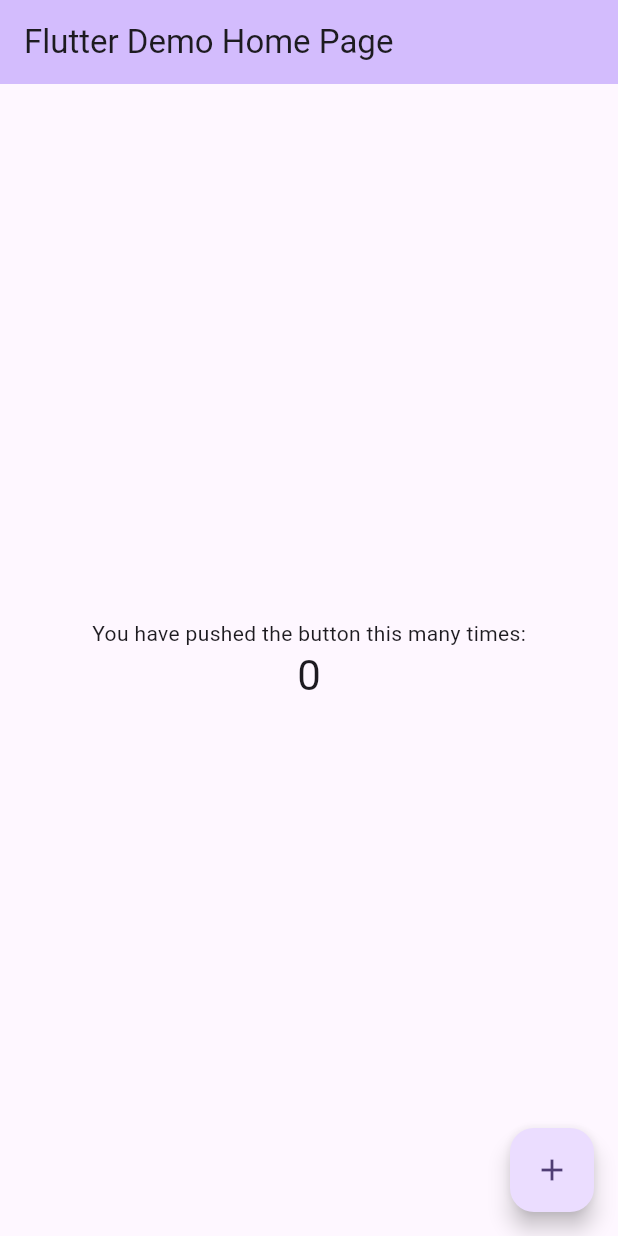
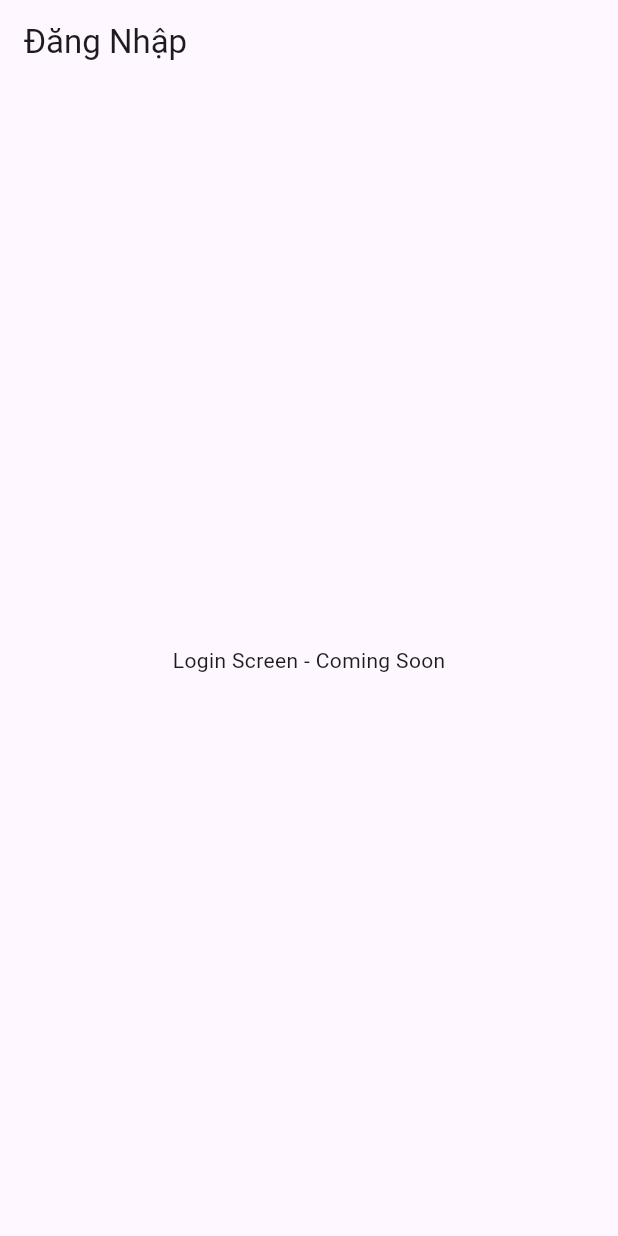
Before and after one commit to LeKNhat02/furniture_app, a Flutter app: the screen it shows after launch, on a phone screen of 412 x 824 dp. Run offline on Flutter 3.47's test engine with Material 3 defaults, Android fonts, the phone set to English and light mode, and no system bars; our stand-ins replace dio, logger, shared_preferences; accounts and stored records are empty.

Commit message:
firt commit

```diff
--- /dev/null
+++ b/lib/core/models/user_model.dart
@@ -0,0 +1,41 @@
+
+
+class User {
+  final int id;
+  final String username;
+  final String email;
+  final String fullName;
+  final String role;
+  final bool isActive;
+
+  User({
+    required this.id,
+    required this.username,
+    required this.email,
+    required this.fullName,
+    required this.role,
+    required this.isActive,
+  });
+
+  factory User.fromJson(Map<String, dynamic> json) {
+    return User(
+      id: json['id'] as int,
+      username: json['username'] as String,
+      email: json['email'] as String,
+      fullName: json['full_name'] as String,
+      role: json['role'] as String,
+      isActive: json['is_active'] as bool,
+    );
+  }
+
+  Map<String, dynamic> toJson() {
+    return {
+      'id': id,
+      'username': username,
+      'email': email,
+      'full_name': fullName,
+      'role': role,
+      'is_active': isActive,
+    };
+  }
+}
--- a/lib/main.dart
+++ b/lib/main.dart
@@ -1,122 +1,39 @@
+// lib/main.dart
+
 import 'package:flutter/material.dart';
+import 'package:provider/provider.dart';
+import 'providers/auth_providers.dart';
+import 'screens/auth/login_screen.dart';
+import 'screens/home/dashboard_screen.dart';
 
-void main() {
+void main() async {
+  WidgetsFlutterBinding.ensureInitialized();
   runApp(const MyApp());
 }
 
 class MyApp extends StatelessWidget {
-  const MyApp({super.key});
+  const MyApp({Key? key}) : super(key: key);
 
-  // This widget is the root of your application.
   @override
   Widget build(BuildContext context) {
-    return MaterialApp(
-      title: 'Flutter Demo',
-      theme: ThemeData(
-        // This is the theme of your application.
-        //
-        // TRY THIS: Try running your application with "flutter run". You'll see
-        // the application has a purple toolbar. Then, without quitting the app,
-        // try changing the seedColor in the colorScheme below to Colors.green
-        // and then invoke "hot reload" (save your changes or press the "hot
-        // reload" button in a Flutter-supported IDE, or press "r" if you used
-        // the command line to start the app).
-        //
-        // Notice that the counter didn't reset back to zero; the application
-        // state is not lost during the reload. To reset the state, use hot
-        // restart instead.
-        //
-        // This works for code too, not just values: Most code changes can be
-        // tested with just a hot reload.
-        colorScheme: ColorScheme.fromSeed(seedColor: Colors.deepPurple),
+    return MultiProvider(
+      providers: [
+        ChangeNotifierProvider(create: (_) => AuthProvider()),
+      ],
+      child: MaterialApp(
+        title: 'Furniture Management',
+        theme: ThemeData(
+          primarySwatch: Colors.blue,
+          useMaterial3: true,
+        ),
+        home: Consumer<AuthProvider>(
+          builder: (context, authProvider, _) {
+            return authProvider.isLoggedIn
+                ? const DashboardScreen()
+                : const LoginScreen();
+          },
+        ),
       ),
-      home: const MyHomePage(title: 'Flutter Demo Home Page'),
     );
   }
 }
-
-class MyHomePage extends StatefulWidget {
-  const MyHomePage({super.key, required this.title});
-
-  // This widget is the home page of your application. It is stateful, meaning
-  // that it has a State object (defined below) that contains fields that affect
-  // how it looks.
-
-  // This class is the configuration for the state. It holds the values (in this
-  // case the title) provided by the parent (in this case the App widget) and
-  // used by the build method of the State. Fields in a Widget subclass are
-  // always marked "final".
-
-  final String title;
-
-  @override
-  State<MyHomePage> createState() => _MyHomePageState();
-}
-
-class _MyHomePageState extends State<MyHomePage> {
-  int _counter = 0;
-
-  void _incrementCounter() {
-    setState(() {
-      // This call to setState tells the Flutter framework that something has
-      // changed in this State, which causes it to rerun the build method below
-      // so that the display can reflect the updated values. If we changed
-      // _counter without calling setState(), then the build method would not be
-      // called again, and so nothing would appear to happen.
-      _counter++;
-    });
-  }
-
-  @override
-  Widget build(BuildContext context) {
-    // This method is rerun every time setState is called, for instance as done
-    // by the _incrementCounter method above.
-    //
-    // The Flutter framework has been optimized to make rerunning build methods
-    // fast, so that you can just rebuild anything that needs updating rather
-    // than having to individually change instances of widgets.
-    return Scaffold(
-      appBar: AppBar(
-        // TRY THIS: Try changing the color here to a specific color (to
-        // Colors.amber, perhaps?) and trigger a hot reload to see the AppBar
-        // change color while the other colors stay the same.
-        backgroundColor: Theme.of(context).colorScheme.inversePrimary,
-        // Here we take the value from the MyHomePage object that was created by
-        // the App.build method, and use it to set our appbar title.
-        title: Text(widget.title),
-      ),
-      body: Center(
-        // Center is a layout widget. It takes a single child and positions it
-        // in the middle of the parent.
-        child: Column(
-          // Column is also a layout widget. It takes a list of children and
-          // arranges them vertically. By default, it sizes itself to fit its
-          // children horizontally, and tries to be as tall as its parent.
-          //
-          // Column has various properties to control how it sizes itself and
-          // how it positions its children. Here we use mainAxisAlignment to
-          // center the children vertically; the main axis here is the vertical
-          // axis because Columns are vertical (the cross axis would be
-          // horizontal).
-          //
-          // TRY THIS: Invoke "debug painting" (choose the "Toggle Debug Paint"
-          // action in the IDE, or press "p" in the console), to see the
-          // wireframe for each widget.
-          mainAxisAlignment: MainAxisAlignment.center,
-          children: <Widget>[
-            const Text('You have pushed the button this many times:'),
-            Text(
-              '$_counter',
-              style: Theme.of(context).textTheme.headlineMedium,
-            ),
-          ],
-        ),
-      ),
-      floatingActionButton: FloatingActionButton(
-        onPressed: _incrementCounter,
-        tooltip: 'Increment',
-        child: const Icon(Icons.add),
-      ), // This trailing comma makes auto-formatting nicer for build methods.
-    );
-  }
-}
--- /dev/null
+++ b/lib/providers/auth_providers.dart
@@ -0,0 +1,73 @@
+
+import 'package:flutter/material.dart';
+import 'package:shared_preferences/shared_preferences.dart';
+import '../core/models/user_model.dart';
+import '../core/services/api_service.dart';
+
+class AuthProvider extends ChangeNotifier {
+  final ApiService _apiService = ApiService();
+  final String _tokenKey = 'auth_token';
+
+  User? _currentUser;
+  String? _token;
+  bool _isLoading = false;
+
+  User? get currentUser => _currentUser;
+  String? get token => _token;
+  bool get isLoggedIn => _token != null;
+  bool get isLoading => _isLoading;
+  bool get isAdmin => _currentUser?.role == 'admin';
+
+  AuthProvider() {
+    _loadSavedCredentials();
+  }
+
+  Future<void> _loadSavedCredentials() async {
+    final prefs = await SharedPreferences.getInstance();
+    _token = prefs.getString(_tokenKey);
+
+    if (_token != null) {
+      _apiService.setToken(_token!);
+      notifyListeners();
+    }
+  }
+
+  Future<bool> login(String username, String password) async {
+    _isLoading = true;
+    notifyListeners();
+
+    try {
+      final response = await _apiService.post('/auth/login', {
+        'username': username,
+        'password': password,
+      });
+
+      _token = response['access_token'];
+      _currentUser = User.fromJson(response['user']);
+
+      final prefs = await SharedPreferences.getInstance();
+      await prefs.setString(_tokenKey, _token!);
+
+      _apiService.setToken(_token!);
+
+      _isLoading = false;
+      notifyListeners();
+      return true;
+    } catch (e) {
+      _isLoading = false;
+      notifyListeners();
+      return false;
+    }
+  }
+
+  Future<void> logout() async {
+    final prefs = await SharedPreferences.getInstance();
+    await prefs.remove(_tokenKey);
+
+    _token = null;
+    _currentUser = null;
+    _apiService.removeToken();
+
+    notifyListeners();
+  }
+}
--- /dev/null
+++ b/lib/screens/auth/login_screen.dart
@@ -0,0 +1,16 @@
+
+import 'package:flutter/material.dart';
+
+class LoginScreen extends StatelessWidget {
+  const LoginScreen({Key? key}) : super(key: key);
+
+  @override
+  Widget build(BuildContext context) {
+    return Scaffold(
+      appBar: AppBar(title: const Text('Đăng Nhập')),
+      body: const Center(
+        child: Text('Login Screen - Coming Soon'),
+      ),
+    );
+  }
+}
--- a/pubspec.yaml
+++ b/pubspec.yaml
@@ -51,7 +51,7 @@ dev_dependencies:
 
   flutter_lints: ^2.0.0
   build_runner: ^2.4.6
-  json_serializable: ^6.7.1
+ # json_serializable: ^6.7.1
 
 flutter:
   uses-material-design: true
```
Also changed, not shown: lib/core/config/app_config.dart (added, +13 -0 lines), lib/core/models/product_model.dart (added, +60 -0 lines), lib/core/services/api_service.dart (added, +88 -0 lines), lib/screens/home/dashboard_screen.dart (added, +16 -0 lines).
